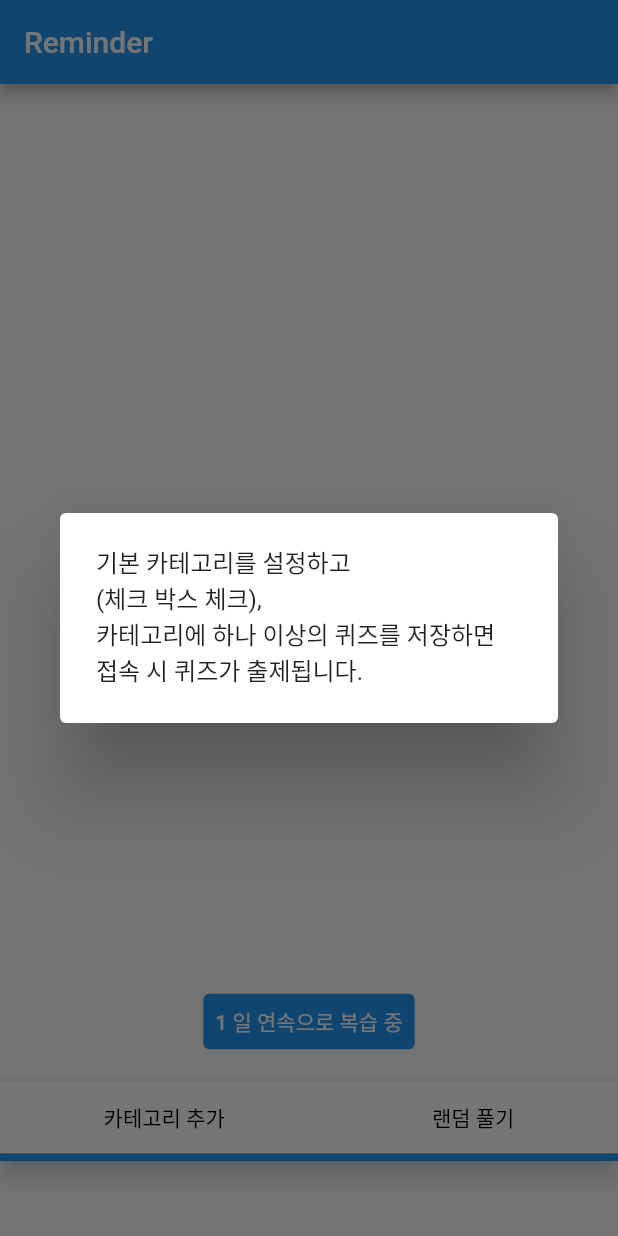
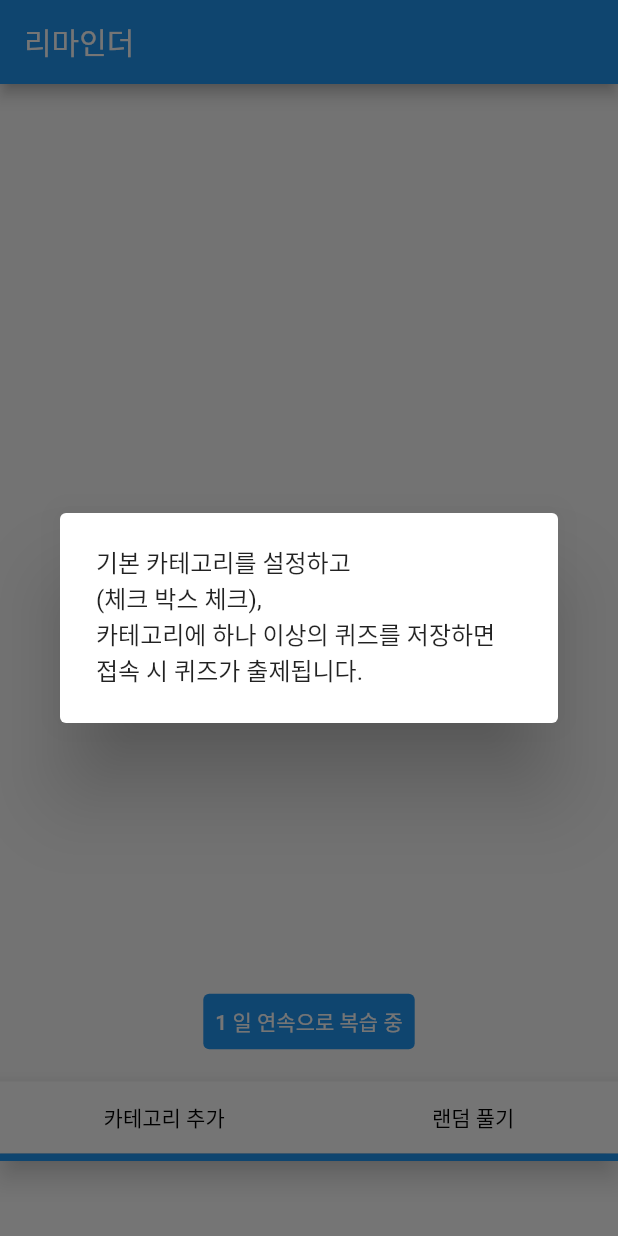
Before and after one commit to LimYooyeol/reminder, a Flutter app: the screen it shows after launch, on a phone screen of 412 x 824 dp. Run offline on Flutter 3.47's test engine with Material 2 defaults, Android fonts, the phone set to English and light mode, and no system bars; drawn by our look-alikes of google_mobile_ads; our stand-ins replace sqflite; accounts and stored records are empty; network calls fail.

Commit message:
상단 바 한글로 변경

```diff
--- a/lib/view/home.dart
+++ b/lib/view/home.dart
@@ -293,14 +293,14 @@ class _HomeState extends State<Home> {
 
     var scat = Scaffold(
       appBar: AppBar(
-        title: Text('Reminder'),
+        title: Text('리마인더'),
       ),
       body: FutureBuilder<List<Category>>(
         future: _loadCategoryList(),
         builder: (context, snapshot) {
           if(snapshot.hasError){
             return const Center(
-              child: Text('오류'),
+              // child: Text('오류'),
             );
           }
           if(snapshot.hasData){
--- a/lib/view/quiz_list_view.dart
+++ b/lib/view/quiz_list_view.dart
@@ -239,7 +239,7 @@ class _QuizListViewState extends State<QuizListView> {
 
     var scat = Scaffold(
       appBar: AppBar(
-        title: Text('Reminder'),
+        title: Text('리마인더'),
       ),
       body: FutureBuilder<List<Quiz>>(
         future: _loadQuizList(),
```
